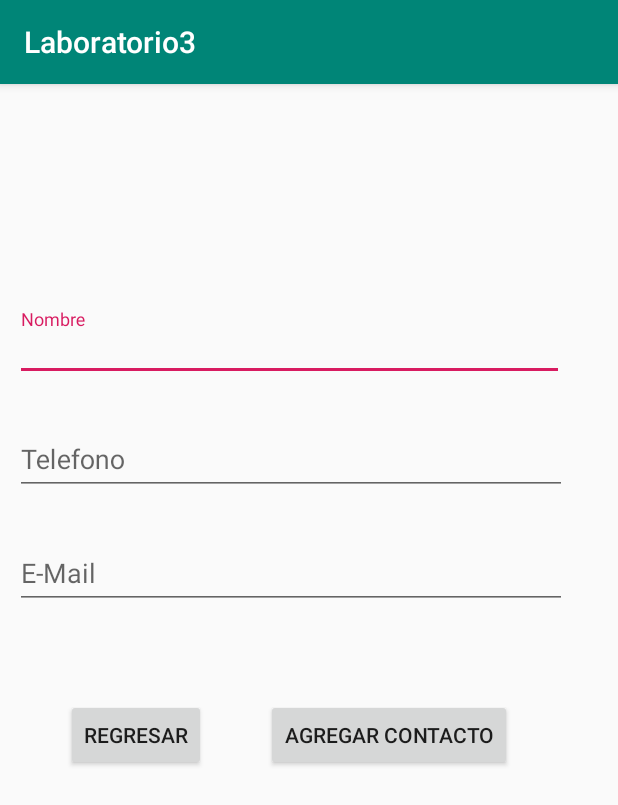
After one commit to Nandoedwin007/Laboratorio3, an Android app: the AgregarContacto screen opened directly, with no data from a screen before it, on a phone screen of 412 x 824 dp. The commit adds this screen. Shown: the top 805 px of the screen. Run offline under Robolectric (Android 15) with nearby library versions, the phone set to English and light mode, and no system bars.

Commit message:
Ya agrega contactos pero necesita de un botón aparte para actualizar el adaptador

```diff
--- a/app/build.gradle
+++ b/app/build.gradle
@@ -24,10 +24,11 @@ android {
 
 dependencies {
     implementation fileTree(dir: 'libs', include: ['*.jar'])
-    implementation"org.jetbrains.kotlin:kotlin-stdlib-jdk7:$kotlin_version"
+    implementation "org.jetbrains.kotlin:kotlin-stdlib-jdk7:$kotlin_version"
     implementation 'com.android.support:appcompat-v7:28.0.0'
     implementation 'com.android.support.constraint:constraint-layout:1.1.3'
     testImplementation 'junit:junit:4.12'
     androidTestImplementation 'com.android.support.test:runner:1.0.2'
     androidTestImplementation 'com.android.support.test.espresso:espresso-core:3.0.2'
+    implementation 'com.android.support:design:28.0.0'
 }
--- a/app/src/main/AndroidManifest.xml
+++ b/app/src/main/AndroidManifest.xml
@@ -17,6 +17,8 @@
                 <category android:name="android.intent.category.LAUNCHER"/>
             </intent-filter>
         </activity>
+        <activity android:name=".AgregarContacto">
+        </activity>
     </application>
 
 </manifest>
--- /dev/null
+++ b/app/src/main/java/com/example/edwincoronado/laboratorio3/AgregarContacto.kt
@@ -0,0 +1,68 @@
+package com.example.edwincoronado.laboratorio3
+
+import android.content.Intent
+import android.support.v7.app.AppCompatActivity
+import android.os.Bundle
+import android.support.design.widget.TextInputEditText
+import android.support.design.widget.TextInputLayout
+import android.support.v4.content.ContextCompat.startActivity
+import android.view.View
+import android.widget.Button
+import android.widget.Toast
+import com.example.edwincoronado.laboratorio3.Logic.MyContacts
+import kotlinx.android.synthetic.main.activity_agregar_contacto.*
+
+class AgregarContacto : AppCompatActivity() {
+
+    override fun onCreate(savedInstanceState: Bundle?) {
+        super.onCreate(savedInstanceState)
+        setContentView(R.layout.activity_agregar_contacto)
+
+        val context:MyApplication = applicationContext as MyApplication
+
+
+        val btnRegresarM = findViewById<Button>(R.id.btnRegresar)
+
+        val btnAgregarM = findViewById<Button>(R.id.btnAgregarContacto)
+//
+        val tilNombreM = findViewById<TextInputEditText>(R.id.tilNombre)
+        val tilTelefonoM = findViewById<TextInputEditText>(R.id.tilTelefono)
+        val tilEmailM = findViewById<TextInputEditText>(R.id.tilEmail)
+
+
+        var nombreNuevo:String
+        var telefonoNuevo:String
+        var emailNuevo:String
+
+        //Funcion que abre la activity de MostrarMenu
+        btnRegresarM.setOnClickListener(object: View.OnClickListener {
+            override fun onClick(view: View): Unit {
+                // Handler code here.
+                finish()
+            }
+        })
+
+
+        //Funcion que abre la activity de MostrarMenu
+        btnAgregarM.setOnClickListener(object: View.OnClickListener {
+            override fun onClick(view: View): Unit {
+                // Handler code here.
+                nombreNuevo = tilNombreM.text.toString()
+                telefonoNuevo = tilTelefonoM.text.toString()
+                emailNuevo = tilEmailM.text.toString()
+
+                val contactoNuevo = MyContacts(nombreNuevo,telefonoNuevo,emailNuevo)
+                context.MisContactos.add(contactoNuevo)
+                Toast.makeText(getBaseContext(), "Se ha añadido a " + nombreNuevo + "  a los contactos", Toast.LENGTH_LONG).show()
+
+
+            }
+        })
+
+
+
+
+    }
+
+
+}
--- a/app/src/main/java/com/example/edwincoronado/laboratorio3/Logic/ContactosAdapter.kt
+++ b/app/src/main/java/com/example/edwincoronado/laboratorio3/Logic/ContactosAdapter.kt
@@ -36,10 +36,10 @@ class ContactosAdapter(private val context: Context, private val dataSource: Arr
         val rowView = inflater.inflate(R.layout.item_contacto, parent, false)
 
 
-        // Get title element
+        // Get nombre element
         val nombreTextView = rowView.findViewById(R.id.nombre_contacto) as TextView
 
-// Get subtitle element
+// Get telefono element
         val telefnoTextView = rowView.findViewById(R.id.telefono_contacto) as TextView
 
         // 1
@@ -50,8 +50,6 @@ class ContactosAdapter(private val context: Context, private val dataSource: Arr
         telefnoTextView.text = miContacto.telefono
         //detailTextView.text = recipe.label
 
-// 3
-        //Picasso.with(context).load(recipe.imageUrl).placeholder(R.mipmap.ic_launcher).into(thumbnailImageView)
 
         return rowView
     }
--- a/app/src/main/java/com/example/edwincoronado/laboratorio3/MainActivity.kt
+++ b/app/src/main/java/com/example/edwincoronado/laboratorio3/MainActivity.kt
@@ -1,8 +1,11 @@
 package com.example.edwincoronado.laboratorio3
 
+import android.content.Intent
 import android.support.v7.app.AppCompatActivity
 import android.os.Bundle
+import android.view.View
 import android.widget.ArrayAdapter
+import android.widget.Button
 import android.widget.ListView
 import com.example.edwincoronado.laboratorio3.Logic.ContactosAdapter
 import com.example.edwincoronado.laboratorio3.Logic.MyContacts
@@ -48,8 +51,32 @@ class MainActivity : AppCompatActivity() {
         val adaptador = ContactosAdapter(this, mostrarContactos)
         lvContactos.adapter = adaptador
 
+        adaptador.notifyDataSetChanged()
+
+        val button = findViewById<Button>(R.id.btnAgregar)
+        //Funcion que abre la activity de MostrarMenu
+        button.setOnClickListener(object: View.OnClickListener {
+            override fun onClick(view: View): Unit {
+                // Handler code here.
+                val intent = Intent(this@MainActivity, AgregarContacto::class.java)
+                startActivity(intent)
+            }
+        })
+
+        val buttonRefrecar = findViewById<Button>(R.id.btnRefrescar)
+        //Funcion que abre la activity de MostrarMenu
+        buttonRefrecar.setOnClickListener(object: View.OnClickListener {
+            override fun onClick(view: View): Unit {
+                // Handler code here.
+                adaptador.notifyDataSetChanged()
+            }
+        })
+
+
+
 
 
 
     }
+
 }
--- /dev/null
+++ b/app/src/main/res/layout/activity_agregar_contacto.xml
@@ -0,0 +1,61 @@
+<?xml version="1.0" encoding="utf-8"?>
+<android.support.constraint.ConstraintLayout
+        xmlns:android="http://schemas.android.com/apk/res/android"
+        xmlns:tools="http://schemas.android.com/tools"
+        xmlns:app="http://schemas.android.com/apk/res-auto"
+        android:layout_width="match_parent"
+        android:layout_height="match_parent"
+        tools:context=".AgregarContacto">
+
+    <android.support.design.widget.TextInputLayout
+            android:layout_width="366dp"
+            android:layout_height="48dp"
+            app:layout_constraintStart_toStartOf="parent" android:layout_marginLeft="10dp"
+            android:layout_marginStart="10dp" android:layout_marginTop="150dp"
+            app:layout_constraintTop_toTopOf="parent" android:id="@+id/textInputLayout">
+
+        <android.support.design.widget.TextInputEditText
+                android:layout_width="match_parent"
+                android:layout_height="wrap_content"
+                android:hint="Nombre" android:id="@+id/tilNombre"/>
+    </android.support.design.widget.TextInputLayout>
+    <android.support.design.widget.TextInputLayout
+            android:layout_width="368dp"
+            android:layout_height="wrap_content"
+            app:layout_constraintStart_toStartOf="parent" android:layout_marginLeft="10dp"
+            android:layout_marginStart="10dp" android:layout_marginTop="20dp"
+            app:layout_constraintTop_toBottomOf="@+id/textInputLayout" android:id="@+id/textInputLayout2">
+
+        <android.support.design.widget.TextInputEditText
+                android:layout_width="match_parent"
+                android:layout_height="wrap_content"
+                android:hint="Telefono" android:id="@+id/tilTelefono"/>
+    </android.support.design.widget.TextInputLayout>
+    <android.support.design.widget.TextInputLayout
+            android:layout_width="368dp"
+            android:layout_height="wrap_content"
+            app:layout_constraintStart_toStartOf="parent" android:layout_marginLeft="10dp"
+            android:layout_marginStart="10dp" android:layout_marginTop="20dp"
+            app:layout_constraintTop_toBottomOf="@+id/textInputLayout2" android:id="@+id/textInputLayout3">
+
+        <android.support.design.widget.TextInputEditText
+                android:layout_width="match_parent"
+                android:layout_height="wrap_content"
+                android:hint="E-Mail" android:id="@+id/tilEmail"/>
+    </android.support.design.widget.TextInputLayout>
+    <Button
+            android:text="Regresar"
+            android:layout_width="wrap_content"
+            android:layout_height="wrap_content"
+            android:id="@+id/btnRegresar" app:layout_constraintStart_toStartOf="parent" android:layout_marginLeft="44dp"
+            android:layout_marginStart="44dp" android:layout_marginTop="60dp"
+            app:layout_constraintTop_toBottomOf="@+id/textInputLayout3"/>
+    <Button
+            android:text="Agregar Contacto"
+            android:layout_width="wrap_content"
+            android:layout_height="wrap_content"
+            android:id="@+id/btnAgregarContacto" android:layout_marginTop="60dp"
+            app:layout_constraintTop_toBottomOf="@+id/textInputLayout3"
+            app:layout_constraintStart_toEndOf="@+id/btnRegresar" android:layout_marginLeft="40dp"
+            android:layout_marginStart="40dp"/>
+</android.support.constraint.ConstraintLayout>
--- a/app/src/main/res/layout/activity_main.xml
+++ b/app/src/main/res/layout/activity_main.xml
@@ -28,5 +28,12 @@
             android:id="@+id/btnAgregar" android:layout_marginTop="52dp"
             app:layout_constraintTop_toBottomOf="@+id/lvContactos" app:layout_constraintStart_toStartOf="parent"
             android:layout_marginLeft="108dp" android:layout_marginStart="108dp"/>
+    <Button
+            android:text="Refrescar"
+            android:layout_width="wrap_content"
+            android:layout_height="wrap_content"
+            android:id="@+id/btnRefrescar" android:layout_marginTop="36dp"
+            app:layout_constraintTop_toBottomOf="@+id/btnAgregar" app:layout_constraintStart_toStartOf="parent"
+            android:layout_marginLeft="140dp" android:layout_marginStart="140dp"/>
 
 </android.support.constraint.ConstraintLayout>
```
